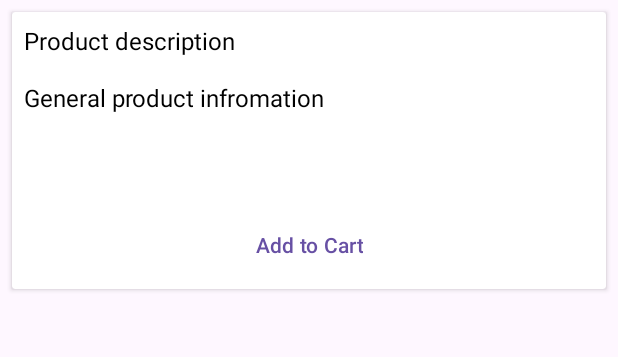
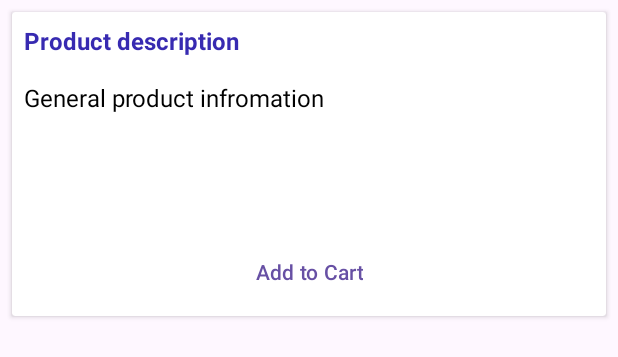
Before and after one commit to R3tes/Mobil-alkalmaz-sfejleszt-s-Project, an Android app: the layout activity_product_view.xml on its own in the app's theme, with its tools: preview values and no code run, on a phone screen of 412 x 824 dp. Shown: the top 357 px of the screen. Run offline under Robolectric (Android 15) with nearby library versions, the phone set to English and light mode, and no system bars.

Commit message:
fix+feat: fixed some small bugs, added release apk

```diff
--- a/app/src/main/java/com/example/gadgetzone/LoginActivity.java
+++ b/app/src/main/java/com/example/gadgetzone/LoginActivity.java
@@ -43,9 +43,6 @@
 
         emailEditText = findViewById(R.id.emailEditText);
         passwordEditText = findViewById(R.id.passwordEditText);
-
-        emailEditText.setText("testuser@example.com");
-        passwordEditText.setText("TestPassword123");
 
         preferences = getSharedPreferences(PREF_KEY, MODE_PRIVATE);
         mAuth = FirebaseAuth.getInstance();
--- a/app/src/main/java/com/example/gadgetzone/MainActivity.java
+++ b/app/src/main/java/com/example/gadgetzone/MainActivity.java
@@ -1,5 +1,7 @@
 package com.example.gadgetzone;
 
+import android.app.NotificationManager;
+import android.content.Context;
 import android.content.Intent;
 import android.os.Bundle;
 import android.view.View;
@@ -59,6 +61,9 @@
     protected void onPause() {
         super.onPause();
 
+        NotificationManager notificationManager = (NotificationManager) getSystemService(Context.NOTIFICATION_SERVICE);
+        notificationManager.cancel(0);
+
         ImageView logoImageView = findViewById(R.id.logoImageView);
         logoImageView.clearAnimation();
         logoImageView.setVisibility(View.INVISIBLE);
--- a/app/src/main/res/layout/activity_product_view.xml
+++ b/app/src/main/res/layout/activity_product_view.xml
@@ -23,7 +23,8 @@
             android:layout_below="@id/itemImage"
             android:padding="8dp"
             android:text="@string/product_description"
-            android:textColor="@color/black" />
+            android:textColor="@color/blue"
+            android:textStyle="bold" />
 
         <TextView
             android:id="@+id/subTitle"
@@ -42,12 +43,23 @@
             android:layout_height="wrap_content"
             android:layout_below="@id/subTitle"
             android:layout_centerHorizontal="true"
-            android:layout_marginBottom="12dp"
             android:padding="8dp"
             android:textColor="@color/red" />
 
+        <TextView
+            android:id="@+id/quantity"
+            style="@style/ItemDetailText"
+            android:layout_width="wrap_content"
+            android:layout_height="wrap_content"
+            android:layout_below="@id/price"
+            android:layout_centerHorizontal="true"
+            android:layout_marginBottom="12dp"
+            android:padding="8dp"
+            android:textColor="@color/black" />
+
         <LinearLayout
             style="?android:attr/buttonBarStyle"
+            android:layout_marginTop="30dp"
             android:layout_width="wrap_content"
             android:layout_height="wrap_content"
             android:layout_below="@id/price"
--- a/app/src/main/res/menu/menu_webshop.xml
+++ b/app/src/main/res/menu/menu_webshop.xml
@@ -30,7 +30,7 @@
                 android:title="@string/_5_most_expensive_products" />
             <item
                 android:id="@+id/overHundredDollars"
-                android:title="@string/over_100_products" />
+                android:title="@string/over_300_products" />
             <item
                 android:id="@+id/emptyFilters"
                 android:title="@string/empty_filters" />
```
Also changed, not shown: app/src/main/java/com/example/gadgetzone/ProductAdapter.java (+24 -5 lines), app/src/main/java/com/example/gadgetzone/ProfileActivity.java (+2 -10 lines), app/src/main/java/com/example/gadgetzone/RegisterActivity.java (+0 -8 lines), app/src/main/java/com/example/gadgetzone/WebshopActivity.java (+4 -21 lines), app/src/main/res/values/strings.xml (+19 -19 lines), 2 other files.
